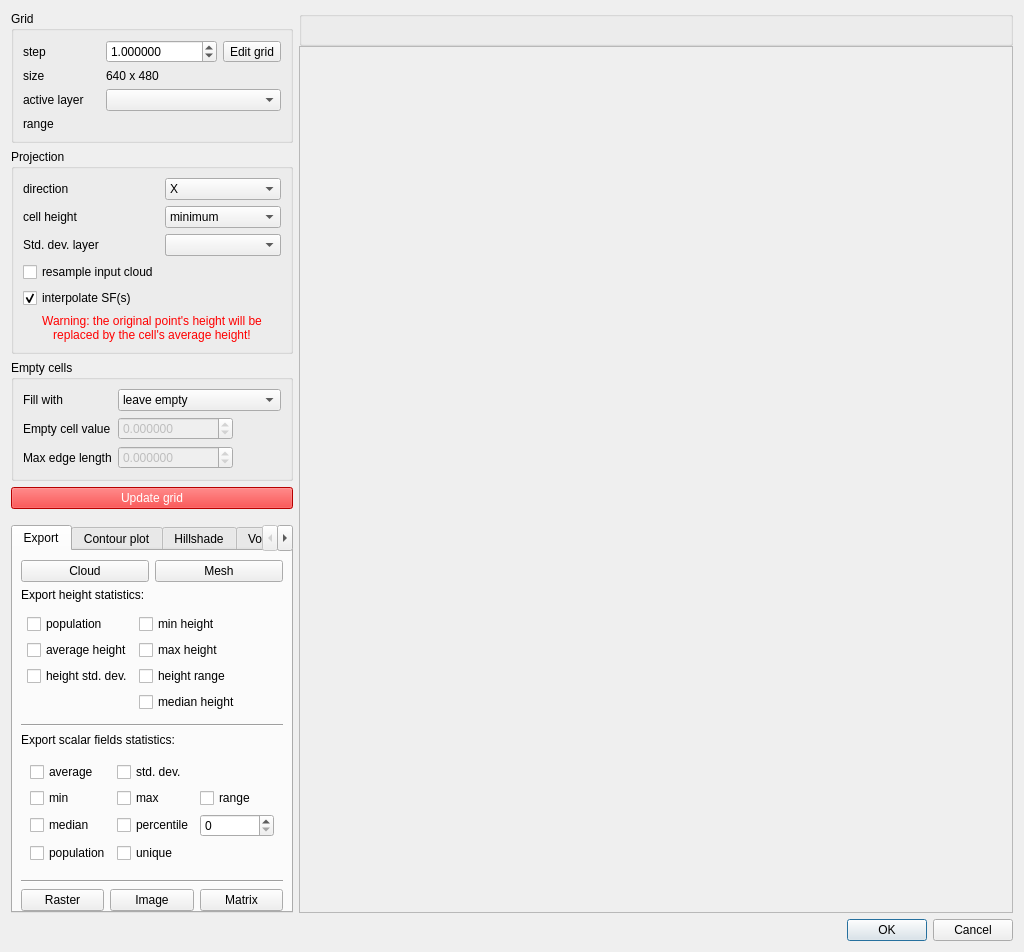
magnuan/CloudCompare, file qCC/ui_templates/rasterizeDlg.ui: the form before one commit.
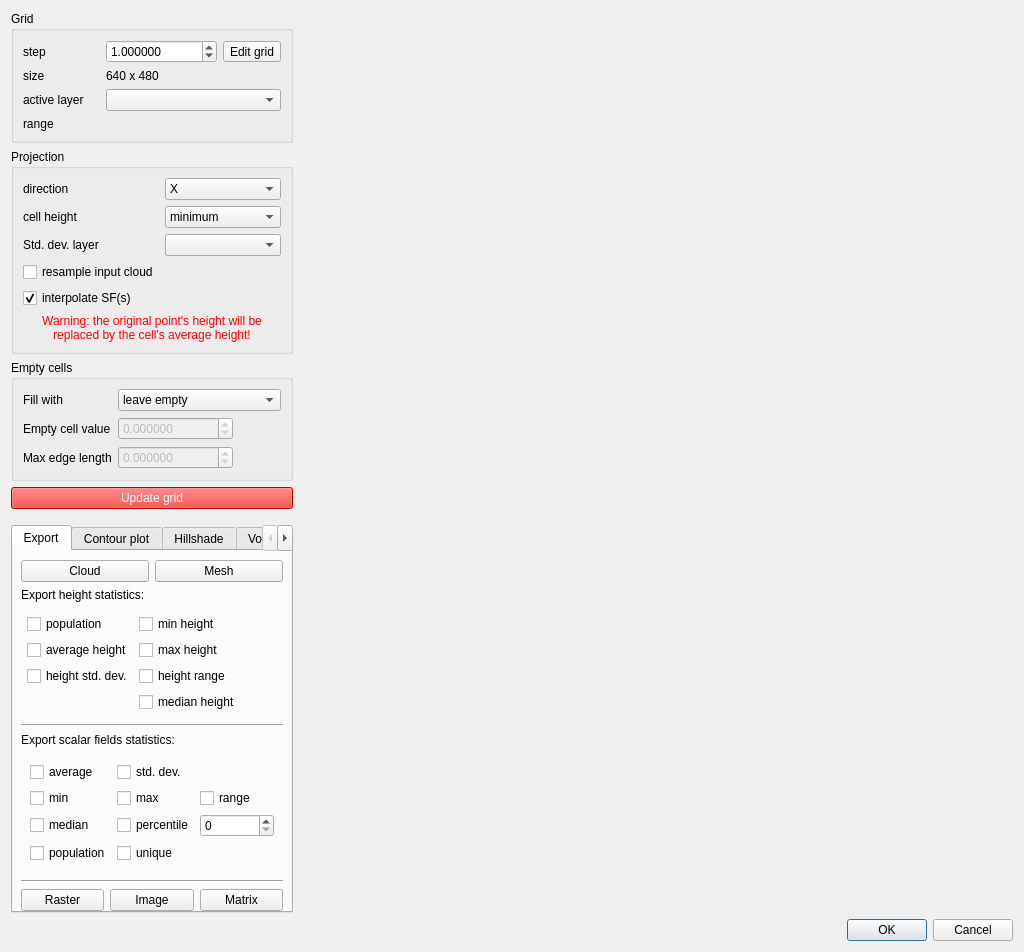
The form after the commit.

Commit message: Rasterize tool: display the total number of cells and the non empty cells

What changed in the file:
```diff
--- a/qCC/ui_templates/rasterizeDlg.ui
+++ b/qCC/ui_templates/rasterizeDlg.ui
@@ -7,7 +7,7 @@
     <x>0</x>
     <y>0</y>
     <width>1024</width>
-    <height>873</height>
+    <height>800</height>
    </rect>
   </property>
   <property name="windowTitle">
@@ -1185,33 +1185,18 @@
       </widget>
      </item>
      <item>
-      <layout class="QVBoxLayout" name="verticalLayout_6" stretch="0,1">
+      <layout class="QVBoxLayout" name="verticalLayout_6">
        <property name="spacing">
         <number>0</number>
-       </property>
-       <item>
-        <widget class="QGroupBox" name="cloudInfoGroupBox">
-         <property name="sizePolicy">
-          <sizepolicy hsizetype="Expanding" vsizetype="Preferred">
-           <horstretch>0</horstretch>
-           <verstretch>0</verstretch>
-          </sizepolicy>
-         </property>
-         <layout class="QHBoxLayout" name="horizontalLayout_9">
-          <property name="leftMargin">
-           <number>12</number>
-          </property>
-          <property name="topMargin">
-           <number>6</number>
-          </property>
-          <property name="rightMargin">
-           <number>12</number>
-          </property>
-          <property name="bottomMargin">
-           <number>6</number>
           </property>
           <item>
            <widget class="QLabel" name="cloudNameLabel">
+         <property name="minimumSize">
+          <size>
+           <width>0</width>
+           <height>20</height>
+          </size>
+         </property>
             <property name="alignment">
              <set>Qt::AlignCenter</set>
             </property>
@@ -1220,13 +1205,10 @@
             </property>
            </widget>
           </item>
-         </layout>
-        </widget>
-       </item>
        <item>
         <widget class="QFrame" name="mapFrame">
          <property name="sizePolicy">
-          <sizepolicy hsizetype="Expanding" vsizetype="Minimum">
+          <sizepolicy hsizetype="Expanding" vsizetype="Expanding">
            <horstretch>0</horstretch>
            <verstretch>0</verstretch>
           </sizepolicy>
@@ -1237,12 +1219,6 @@
            <height>512</height>
           </size>
          </property>
-         <property name="frameShape">
-          <enum>QFrame::StyledPanel</enum>
-         </property>
-         <property name="frameShadow">
-          <enum>QFrame::Raised</enum>
-         </property>
         </widget>
        </item>
       </layout>
```
Lines whose indentation alone changed are shown as unchanged. The commit also changes 4 other files.
